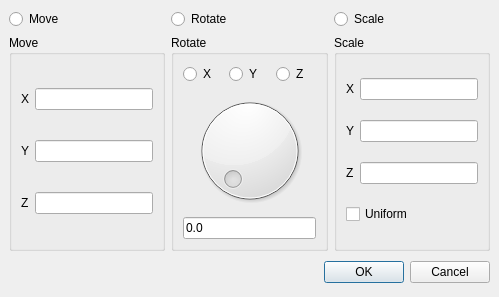
cnr-isti-vclab/meshlab, file src/meshlabplugins/meshfilter/transform.ui: the form before one commit.
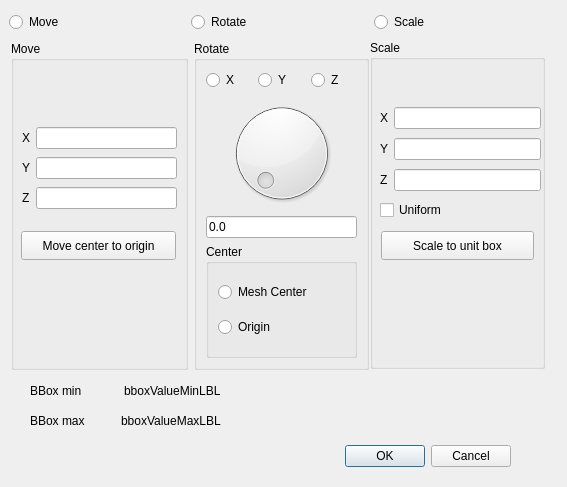
The form after the commit.

Commit message: interface work in progress on new features , need implementation

```diff
--- a/src/meshlabplugins/meshfilter/transform.ui
+++ b/src/meshlabplugins/meshfilter/transform.ui
@@ -8,21 +8,54 @@
    <rect>
     <x>0</x>
     <y>0</y>
-    <width>499</width>
-    <height>297</height>
+    <width>567</width>
+    <height>487</height>
    </rect>
   </property>
   <property name="windowTitle" >
    <string>Dialog</string>
   </property>
-  <layout class="QGridLayout" >
+  <widget class="QWidget" name="layoutWidget_3" >
+   <property name="geometry" >
+    <rect>
+     <x>30</x>
+     <y>410</y>
+     <width>191</width>
+     <height>21</height>
+    </rect>
+   </property>
+   <layout class="QHBoxLayout" >
    <property name="margin" >
-    <number>9</number>
+     <number>0</number>
    </property>
    <property name="spacing" >
     <number>6</number>
    </property>
-   <item row="2" column="0" >
+    <item>
+     <widget class="QLabel" name="bboxMaxLBL" >
+      <property name="text" >
+       <string>BBox max</string>
+      </property>
+     </widget>
+    </item>
+    <item>
+     <widget class="QLabel" name="bboxValueMaxLBL" >
+      <property name="text" >
+       <string>bboxValueMaxLBL</string>
+      </property>
+     </widget>
+    </item>
+   </layout>
+  </widget>
+  <widget class="QWidget" name="layoutWidget" >
+   <property name="geometry" >
+    <rect>
+     <x>30</x>
+     <y>440</y>
+     <width>481</width>
+     <height>33</height>
+    </rect>
+   </property>
     <layout class="QHBoxLayout" >
      <property name="margin" >
       <number>0</number>
@@ -58,8 +91,16 @@
       </widget>
      </item>
     </layout>
-   </item>
-   <item row="0" column="0" >
+  </widget>
+  <widget class="QWidget" name="layoutWidget" >
+   <property name="geometry" >
+    <rect>
+     <x>9</x>
+     <y>9</y>
+     <width>541</width>
+     <height>27</height>
+    </rect>
+   </property>
     <layout class="QHBoxLayout" >
      <property name="margin" >
       <number>0</number>
@@ -89,113 +130,66 @@
       </widget>
      </item>
     </layout>
-   </item>
-   <item row="1" column="0" >
-    <layout class="QHBoxLayout" >
-     <property name="margin" >
-      <number>0</number>
-     </property>
-     <property name="spacing" >
-      <number>6</number>
-     </property>
-     <item>
-      <widget class="QGroupBox" name="moveBox" >
-       <property name="title" >
-        <string>Move</string>
-       </property>
-       <layout class="QGridLayout" >
-        <property name="margin" >
-         <number>9</number>
-        </property>
-        <property name="spacing" >
-         <number>6</number>
-        </property>
-        <item row="1" column="0" >
-         <widget class="QLabel" name="yMoveLBL" >
-          <property name="text" >
-           <string>Y</string>
-          </property>
-          <property name="buddy" >
-           <cstring>yMoveLE</cstring>
-          </property>
-         </widget>
-        </item>
-        <item row="0" column="0" >
-         <widget class="QLabel" name="xMoveLBL" >
-          <property name="text" >
-           <string>X</string>
-          </property>
-          <property name="buddy" >
-           <cstring>xMoveLE</cstring>
-          </property>
-         </widget>
-        </item>
-        <item row="2" column="0" >
-         <widget class="QLabel" name="zMoveLBL" >
-          <property name="text" >
-           <string>Z</string>
-          </property>
-          <property name="buddy" >
-           <cstring>zMoveLE</cstring>
-          </property>
-         </widget>
-        </item>
-        <item row="2" column="1" >
-         <widget class="QLineEdit" name="zMoveLE" />
-        </item>
-        <item row="1" column="1" >
-         <widget class="QLineEdit" name="yMoveLE" />
-        </item>
-        <item row="0" column="1" >
-         <widget class="QLineEdit" name="xMoveLE" />
-        </item>
-       </layout>
-      </widget>
-     </item>
-     <item>
+  </widget>
       <widget class="QGroupBox" name="rotateBox" >
+   <property name="geometry" >
+    <rect>
+     <x>194</x>
+     <y>41</y>
+     <width>175</width>
+     <height>329</height>
+    </rect>
+   </property>
        <property name="title" >
         <string>Rotate</string>
        </property>
-       <layout class="QVBoxLayout" >
+   <layout class="QGridLayout" >
         <property name="margin" >
          <number>9</number>
         </property>
         <property name="spacing" >
          <number>6</number>
         </property>
-        <item>
-         <layout class="QHBoxLayout" >
+    <item row="3" column="0" >
+     <widget class="QGroupBox" name="centerRotateBox" >
+      <property name="title" >
+       <string>Center</string>
+      </property>
+      <layout class="QGridLayout" >
           <property name="margin" >
-           <number>0</number>
+        <number>9</number>
           </property>
           <property name="spacing" >
            <number>6</number>
           </property>
-          <item>
-           <widget class="QRadioButton" name="xAxisRB" >
+       <item row="0" column="0" >
+        <widget class="QRadioButton" name="centerRotateRB" >
             <property name="text" >
-             <string>X</string>
+          <string>Mesh Center</string>
             </property>
            </widget>
           </item>
-          <item>
-           <widget class="QRadioButton" name="yAxisRB" >
+       <item row="1" column="0" >
+        <widget class="QRadioButton" name="originRotateRB" >
             <property name="text" >
-             <string>Y</string>
-            </property>
-           </widget>
-          </item>
-          <item>
-           <widget class="QRadioButton" name="zAxisRB" >
-            <property name="text" >
-             <string>Z</string>
+          <string>Origin</string>
             </property>
            </widget>
           </item>
          </layout>
-        </item>
-        <item>
+     </widget>
+    </item>
+    <item row="2" column="0" >
+     <widget class="QLineEdit" name="rotateLE" >
+      <property name="text" >
+       <string>0.0</string>
+      </property>
+      <property name="maxLength" >
+       <number>10</number>
+      </property>
+     </widget>
+    </item>
+    <item row="1" column="0" >
          <widget class="QDial" name="rotateDial" >
           <property name="maximum" >
            <number>359</number>
@@ -220,47 +214,182 @@
           </property>
          </widget>
         </item>
+    <item row="0" column="0" >
+     <layout class="QHBoxLayout" >
+      <property name="margin" >
+       <number>0</number>
+      </property>
+      <property name="spacing" >
+       <number>6</number>
+      </property>
         <item>
-         <widget class="QLineEdit" name="rotateLE" >
+       <widget class="QRadioButton" name="xAxisRB" >
           <property name="text" >
-           <string>0.0</string>
-          </property>
-          <property name="maxLength" >
-           <number>10</number>
+         <string>X</string>
+        </property>
+       </widget>
+      </item>
+      <item>
+       <widget class="QRadioButton" name="yAxisRB" >
+        <property name="text" >
+         <string>Y</string>
           </property>
          </widget>
         </item>
-       </layout>
-      </widget>
+      <item>
+       <widget class="QRadioButton" name="zAxisRB" >
+        <property name="text" >
+         <string>Z</string>
+        </property>
+       </widget>
+      </item>
+     </layout>
+    </item>
+   </layout>
+  </widget>
+  <widget class="QWidget" name="layoutWidget_2" >
+   <property name="geometry" >
+    <rect>
+     <x>30</x>
+     <y>380</y>
+     <width>191</width>
+     <height>21</height>
+    </rect>
+   </property>
+   <layout class="QHBoxLayout" >
+    <property name="margin" >
+     <number>0</number>
+    </property>
+    <property name="spacing" >
+     <number>6</number>
+    </property>
+    <item>
+     <widget class="QLabel" name="bboxMinLBL" >
+      <property name="text" >
+       <string>BBox min</string>
+      </property>
+     </widget>
      </item>
      <item>
+     <widget class="QLabel" name="bboxValueMinLBL" >
+      <property name="text" >
+       <string>bboxValueMinLBL</string>
+      </property>
+     </widget>
+    </item>
+   </layout>
+  </widget>
+  <widget class="QGroupBox" name="moveBox" >
+   <property name="geometry" >
+    <rect>
+     <x>11</x>
+     <y>41</y>
+     <width>177</width>
+     <height>329</height>
+    </rect>
+   </property>
+   <property name="title" >
+    <string>Move</string>
+   </property>
+   <widget class="QWidget" name="layoutWidget" >
+    <property name="geometry" >
+     <rect>
+      <x>11</x>
+      <y>84</y>
+      <width>155</width>
+      <height>89</height>
+     </rect>
+    </property>
+    <layout class="QGridLayout" >
+     <property name="margin" >
+      <number>0</number>
+     </property>
+     <property name="spacing" >
+      <number>6</number>
+     </property>
+     <item row="2" column="1" >
+      <widget class="QLineEdit" name="zMoveLE" />
+     </item>
+     <item row="0" column="1" >
+      <widget class="QLineEdit" name="xMoveLE" />
+     </item>
+     <item row="2" column="0" >
+      <widget class="QLabel" name="zMoveLBL" >
+       <property name="text" >
+        <string>Z</string>
+       </property>
+       <property name="buddy" >
+        <cstring>zMoveLE</cstring>
+       </property>
+      </widget>
+     </item>
+     <item row="1" column="1" >
+      <widget class="QLineEdit" name="yMoveLE" />
+     </item>
+     <item row="1" column="0" >
+      <widget class="QLabel" name="yMoveLBL" >
+       <property name="text" >
+        <string>Y</string>
+       </property>
+       <property name="buddy" >
+        <cstring>yMoveLE</cstring>
+       </property>
+      </widget>
+     </item>
+     <item row="0" column="0" >
+      <widget class="QLabel" name="xMoveLBL" >
+       <property name="text" >
+        <string>X</string>
+       </property>
+       <property name="buddy" >
+        <cstring>xMoveLE</cstring>
+       </property>
+      </widget>
+     </item>
+    </layout>
+   </widget>
+   <widget class="QPushButton" name="mvCenterOriginPB" >
+    <property name="geometry" >
+     <rect>
+      <x>10</x>
+      <y>190</y>
+      <width>155</width>
+      <height>29</height>
+     </rect>
+    </property>
+    <property name="text" >
+     <string>Move center to origin</string>
+    </property>
+   </widget>
+  </widget>
       <widget class="QGroupBox" name="scaleBox" >
+   <property name="geometry" >
+    <rect>
+     <x>370</x>
+     <y>40</y>
+     <width>175</width>
+     <height>329</height>
+    </rect>
+   </property>
        <property name="title" >
         <string>Scale</string>
        </property>
+   <widget class="QWidget" name="layoutWidget" >
+    <property name="geometry" >
+     <rect>
+      <x>10</x>
+      <y>64</y>
+      <width>161</width>
+      <height>119</height>
+     </rect>
+    </property>
        <layout class="QGridLayout" >
         <property name="margin" >
-         <number>9</number>
+      <number>0</number>
         </property>
         <property name="spacing" >
          <number>6</number>
         </property>
-        <item row="1" column="1" >
-         <widget class="QLineEdit" name="yScaleLE" />
-        </item>
-        <item row="2" column="1" >
-         <widget class="QLineEdit" name="zScaleLE" />
-        </item>
-        <item row="0" column="0" >
-         <widget class="QLabel" name="xScaleLBL" >
-          <property name="text" >
-           <string>X</string>
-          </property>
-          <property name="buddy" >
-           <cstring>xScaleLE</cstring>
-          </property>
-         </widget>
-        </item>
         <item row="2" column="0" >
          <widget class="QLabel" name="zScaleLBL" >
           <property name="text" >
@@ -271,6 +400,9 @@
           </property>
          </widget>
         </item>
+     <item row="1" column="1" >
+      <widget class="QLineEdit" name="yScaleLE" />
+     </item>
         <item row="0" column="1" >
          <widget class="QLineEdit" name="xScaleLE" />
         </item>
@@ -284,6 +416,19 @@
           </property>
          </widget>
         </item>
+     <item row="0" column="0" >
+      <widget class="QLabel" name="xScaleLBL" >
+       <property name="text" >
+        <string>X</string>
+       </property>
+       <property name="buddy" >
+        <cstring>xScaleLE</cstring>
+       </property>
+      </widget>
+     </item>
+     <item row="2" column="1" >
+      <widget class="QLineEdit" name="zScaleLE" />
+     </item>
         <item row="3" column="0" colspan="2" >
          <widget class="QCheckBox" name="uniformScaleCB" >
           <property name="text" >
@@ -293,10 +438,20 @@
         </item>
        </layout>
       </widget>
-     </item>
-    </layout>
-   </item>
-  </layout>
+   <widget class="QPushButton" name="scaleUnitPB" >
+    <property name="geometry" >
+     <rect>
+      <x>11</x>
+      <y>191</y>
+      <width>153</width>
+      <height>29</height>
+     </rect>
+    </property>
+    <property name="text" >
+     <string>Scale to unit box</string>
+    </property>
+   </widget>
+  </widget>
  </widget>
  <pixmapfunction></pixmapfunction>
  <tabstops>
```
Left out of the diff: 24 changed lines with no effect on the pictures. Lines whose indentation alone changed are shown as unchanged. The commit also changes 3 other files.
